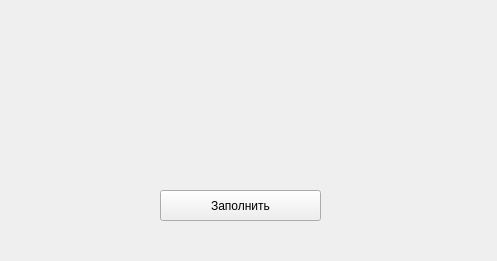
Before: the Qt Designer form interface.ui in ZinchenkoEgor0205/customs, drawn with Qt 5.
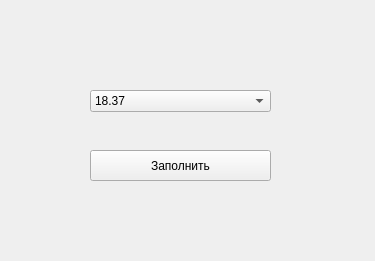
After: the same form once the commit is applied.

```diff
--- a/interface.ui
+++ b/interface.ui
@@ -6,7 +6,7 @@
    <rect>
     <x>0</x>
     <y>0</y>
-    <width>497</width>
+    <width>375</width>
     <height>261</height>
    </rect>
   </property>
@@ -19,9 +19,9 @@
    </property>
    <property name="geometry">
     <rect>
-     <x>160</x>
-     <y>190</y>
-     <width>161</width>
+     <x>90</x>
+     <y>150</y>
+     <width>181</width>
      <height>31</height>
     </rect>
    </property>
@@ -32,6 +32,21 @@
     <bool>true</bool>
    </property>
   </widget>
+  <widget class="QComboBox" name="form_choice">
+   <property name="geometry">
+    <rect>
+     <x>90</x>
+     <y>90</y>
+     <width>181</width>
+     <height>22</height>
+    </rect>
+   </property>
+   <item>
+    <property name="text">
+     <string>18.37</string>
+    </property>
+   </item>
+  </widget>
  </widget>
  <resources/>
  <connections/>
```
Left out of the diff: 4 changed lines with no effect on the pictures.
